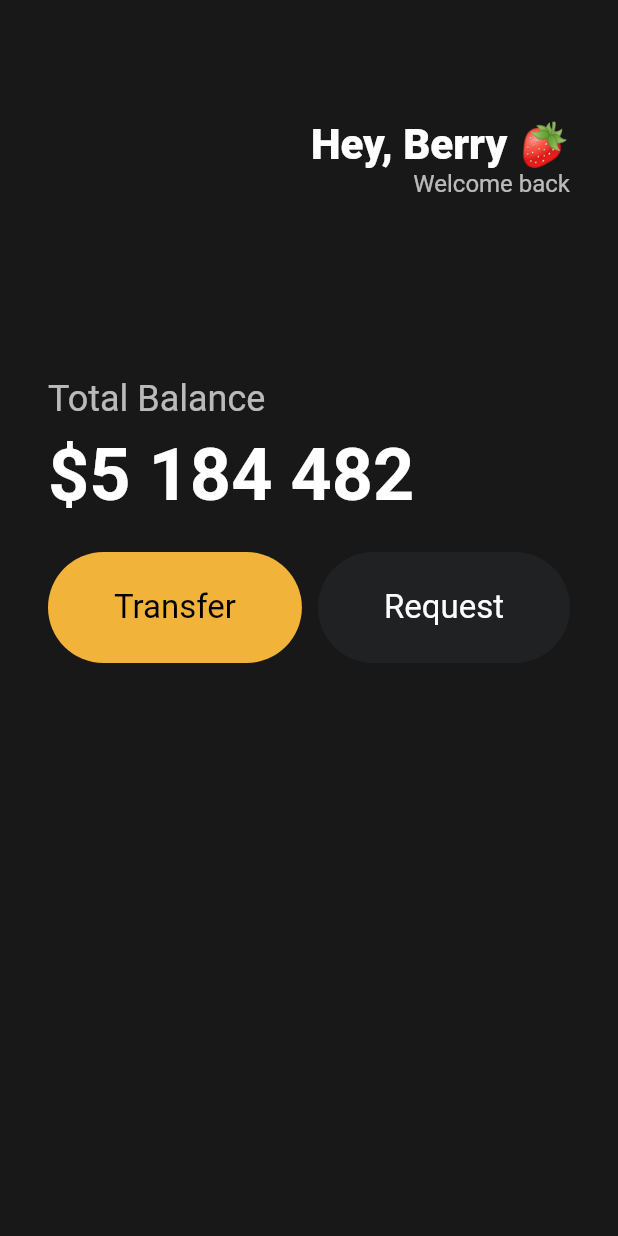
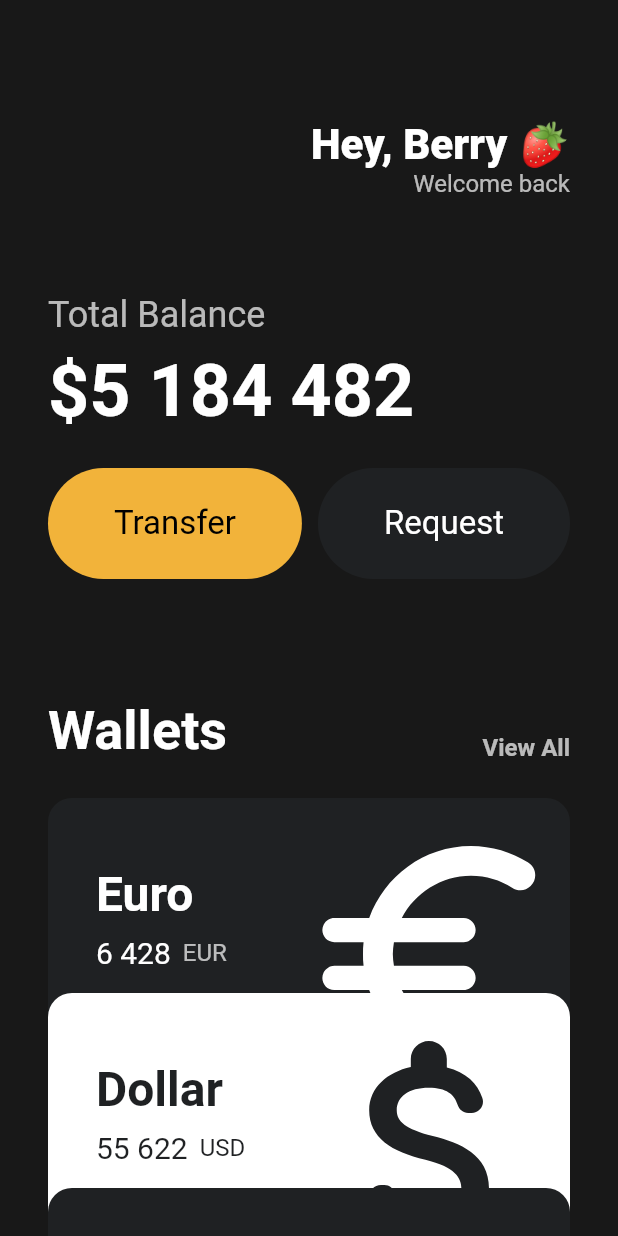
Before and after one commit to seoziyeong/nomadcoder-flutter-webtoon, a Flutter app: the screen it shows after launch, on a phone screen of 412 x 824 dp. Run offline on Flutter 3.47's test engine with Material 2 defaults, Android fonts, the phone set to English and light mode, and no system bars.

Commit message:
design : card ui

```diff
--- a/lib/main.dart
+++ b/lib/main.dart
@@ -1,5 +1,6 @@
 import 'package:flutter/material.dart';
 import 'package:nomadcoder_flutter_webtoon/widgets/button.dart';
+import 'package:nomadcoder_flutter_webtoon/widgets/currency_card.dart';
 
 void main() {
   runApp(const App());
@@ -16,7 +17,9 @@
     return MaterialApp(
       home: Scaffold(
         backgroundColor: const Color(0xFF181818),
-        body: Padding(
+        body: SingleChildScrollView(
+          // 세로 스크롤
+          child: Padding(
             padding: const EdgeInsets.symmetric(horizontal: 32),
             child: Column(
               crossAxisAlignment: CrossAxisAlignment.start,
@@ -48,7 +51,7 @@
                   ],
                 ),
                 const SizedBox(
-                height: 120,
+                  height: 64,
                 ),
                 Text(
                   "Total Balance",
@@ -85,7 +88,63 @@
                     ),
                   ],
                 ),
+                const SizedBox(
+                  height: 80,
+                ),
+                Row(
+                  crossAxisAlignment: CrossAxisAlignment.end,
+                  mainAxisAlignment: MainAxisAlignment.spaceBetween,
+                  children: [
+                    const Text(
+                      "Wallets",
+                      style: TextStyle(
+                        color: Colors.white,
+                        fontSize: 36,
+                        fontWeight: FontWeight.w700,
+                      ),
+                    ),
+                    Text(
+                      "View All",
+                      style: TextStyle(
+                        color: Colors.white.withOpacity(0.7),
+                        fontSize: 16,
+                        fontWeight: FontWeight.w600,
+                      ),
+                    ),
                   ],
+                ),
+                const SizedBox(
+                  height: 24,
+                ),
+                const CurrencyCard(
+                  name: "Euro",
+                  code: "EUR",
+                  amount: "6 428",
+                  icon: Icons.euro_rounded,
+                  isInverted: false,
+                ),
+                Transform.translate(
+                  offset: const Offset(0, -30),
+                  child: const CurrencyCard(
+                    name: "Dollar",
+                    code: "USD",
+                    amount: "55 622",
+                    icon: Icons.attach_money_rounded,
+                    isInverted: true,
+                  ),
+                ),
+                Transform.translate(
+                  offset: const Offset(0, -60),
+                  child: const CurrencyCard(
+                    name: "Rupee",
+                    code: "INR",
+                    amount: "28 981",
+                    icon: Icons.currency_rupee_rounded,
+                    isInverted: false,
+                  ),
+                ),
+              ],
+            ),
           ),
         ),
       ),
--- /dev/null
+++ b/lib/widgets/currency_card.dart
@@ -0,0 +1,86 @@
+import 'package:flutter/material.dart';
+
+class CurrencyCard extends StatelessWidget {
+  final String name, code, amount;
+  final IconData icon;
+  final bool isInverted;
+
+  final _blackColor = const Color(0xFF1F2123);
+
+  const CurrencyCard({
+    super.key,
+    required this.name,
+    required this.code,
+    required this.amount,
+    required this.icon,
+    required this.isInverted,
+  });
+
+  @override
+  Widget build(BuildContext context) {
+    return Container(
+      clipBehavior: Clip.hardEdge, // overflow: hidden;
+      decoration: BoxDecoration(
+          color: isInverted ? Colors.white : _blackColor,
+          borderRadius: BorderRadius.circular(16)),
+      child: Padding(
+        padding: const EdgeInsets.all(32),
+        child: Row(
+          mainAxisAlignment: MainAxisAlignment.spaceBetween,
+          children: [
+            Column(
+              crossAxisAlignment: CrossAxisAlignment.start,
+              children: [
+                Text(
+                  name,
+                  style: TextStyle(
+                    color: isInverted ? _blackColor : Colors.white,
+                    fontSize: 32,
+                    fontWeight: FontWeight.w600,
+                  ),
+                ),
+                const SizedBox(
+                  height: 8,
+                ),
+                Row(
+                  children: [
+                    Text(
+                      amount,
+                      style: TextStyle(
+                        color: isInverted ? _blackColor : Colors.white,
+                        fontSize: 20,
+                      ),
+                    ),
+                    const SizedBox(
+                      width: 8,
+                    ),
+                    Text(
+                      code,
+                      style: TextStyle(
+                        color: isInverted
+                            ? _blackColor
+                            : Colors.white.withOpacity(0.7),
+                        fontSize: 16,
+                      ),
+                    ),
+                  ],
+                ),
+              ],
+            ),
+            Transform.scale(
+              scale: 2,
+              child: Transform.translate(
+                offset: const Offset(-5, 12),
+                child: Icon(
+                  icon,
+                  color: isInverted ? _blackColor : Colors.white,
+                  size: 96,
+                ),
+              ),
+            )
+          ],
+        ),
+      ),
+    );
+  }
+}
```
Lines whose indentation alone changed are shown as unchanged.
